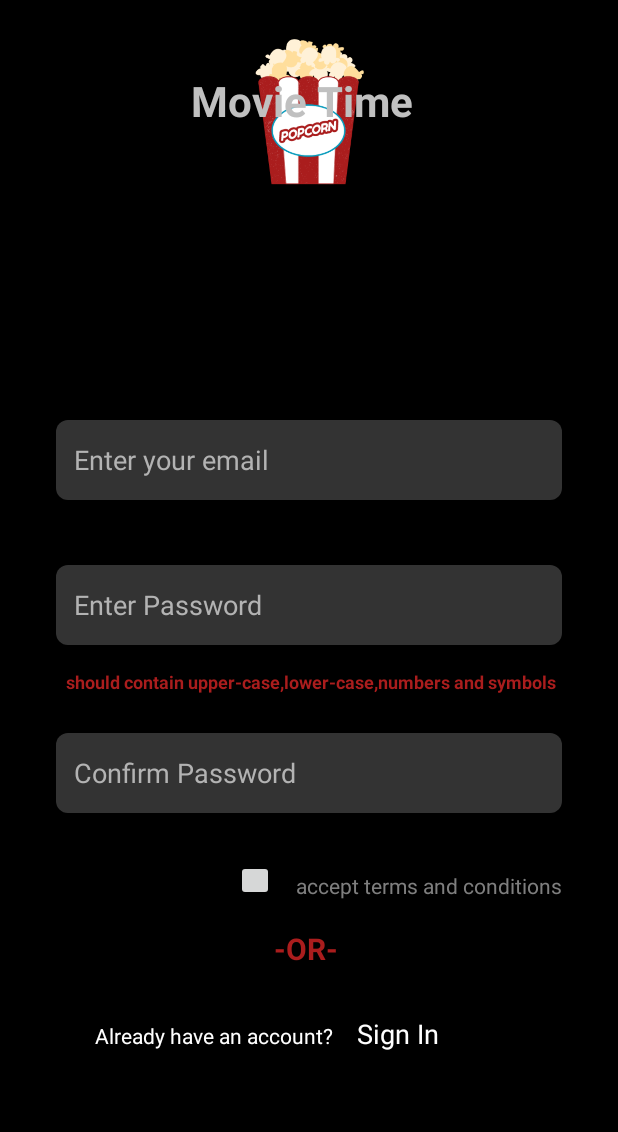
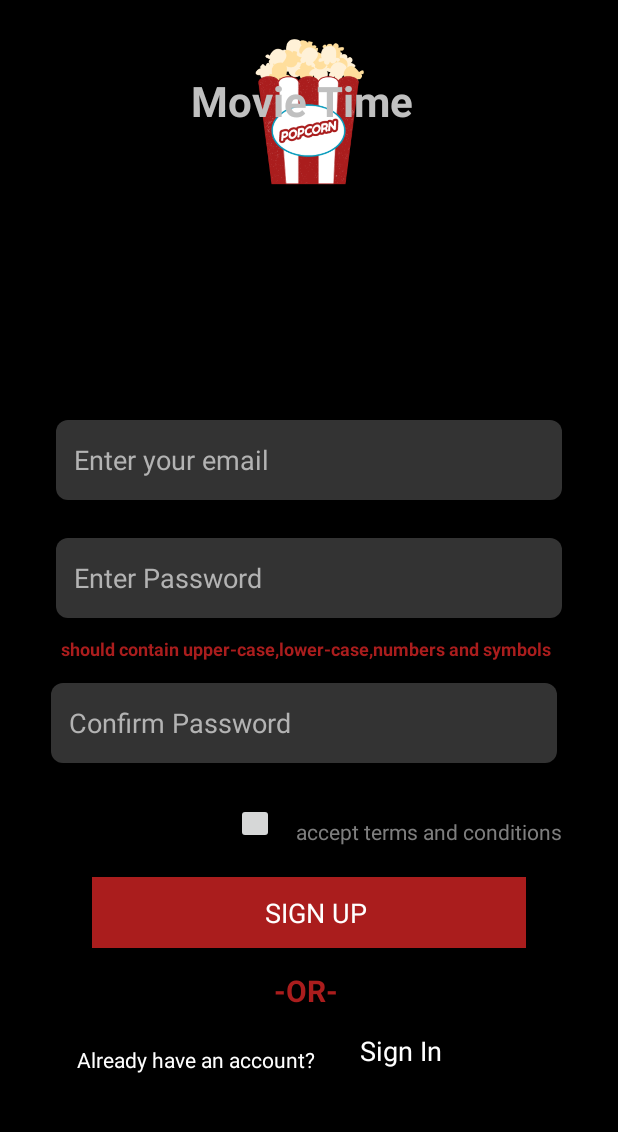
Before and after one commit to Kareem00101/AndroidTeletubbies, an Android app: the SignUp screen opened directly, with no data from a screen before it, on a phone screen of 412 x 824 dp, the part 84-1216 px from its top. Run offline under Robolectric (Android 15) with nearby library versions, the phone set to English and light mode, and no system bars.

Commit message:
Sign up screen is updated_2

```diff
--- a/app/src/main/java/com/example/teletubbies_task_4/MainActivity.kt
+++ b/app/src/main/java/com/example/teletubbies_task_4/MainActivity.kt
@@ -2,10 +2,12 @@ package com.example.teletubbies_task_4
 
 import androidx.appcompat.app.AppCompatActivity
 import android.os.Bundle
+import android.widget.Button
 
 class MainActivity : AppCompatActivity() {
     override fun onCreate(savedInstanceState: Bundle?) {
         super.onCreate(savedInstanceState)
         setContentView(R.layout.activity_main)
+
     }
 }
--- a/app/src/main/res/layout/activity_sign_up.xml
+++ b/app/src/main/res/layout/activity_sign_up.xml
@@ -7,17 +7,34 @@
     android:background="#000000"
     android:layout_height="match_parent">
 
+    <EditText
+        android:id="@+id/editTextTextEmailAddress7"
+        android:layout_width="289dp"
+        android:layout_height="47dp"
+        android:layout_marginBottom="55dp"
+        android:background="#aa1d1d"
+        android:ems="10"
+        android:gravity="center"
+        android:inputType="textEmailAddress"
+        android:text="  SIGN UP"
+        android:textColor="@color/cardview_light_background"
+        app:layout_constraintBottom_toBottomOf="parent"
+        app:layout_constraintEnd_toEndOf="parent"
+        app:layout_constraintStart_toStartOf="parent"
+        app:layout_constraintTop_toTopOf="parent"
+        app:layout_constraintVertical_bias="0.879" />
+
     <TextView
         android:id="@+id/textView9"
         android:layout_width="wrap_content"
         android:layout_height="wrap_content"
         android:layout_marginStart="5dp"
-        android:layout_marginBottom="68dp"
+        android:layout_marginBottom="52dp"
         android:text="Already have an account?"
         android:textColor="@color/cardview_light_background"
         app:layout_constraintBottom_toBottomOf="parent"
         app:layout_constraintEnd_toEndOf="parent"
-        app:layout_constraintHorizontal_bias="0.234"
+        app:layout_constraintHorizontal_bias="0.186"
         app:layout_constraintStart_toStartOf="parent" />
 
     <EditText
@@ -33,9 +50,10 @@
         android:textColor="#b3b3b3"
         app:layout_constraintBottom_toBottomOf="parent"
         app:layout_constraintEnd_toEndOf="parent"
+        app:layout_constraintHorizontal_bias="0.459"
         app:layout_constraintStart_toStartOf="parent"
         app:layout_constraintTop_toTopOf="parent"
-        app:layout_constraintVertical_bias="0.741" />
+        app:layout_constraintVertical_bias="0.691" />
 
     <EditText
         android:id="@+id/editTextTextEmailAddress5"
@@ -52,7 +70,7 @@
         app:layout_constraintEnd_toEndOf="parent"
         app:layout_constraintStart_toStartOf="parent"
         app:layout_constraintTop_toTopOf="parent"
-        app:layout_constraintVertical_bias="0.571" />
+        app:layout_constraintVertical_bias="0.544" />
 
     <EditText
         android:id="@+id/editTextTextEmailAddress4"
@@ -110,10 +128,10 @@
         android:textStyle="bold"
         app:layout_constraintBottom_toBottomOf="parent"
         app:layout_constraintEnd_toEndOf="parent"
-        app:layout_constraintHorizontal_bias="0.324"
+        app:layout_constraintHorizontal_bias="0.243"
         app:layout_constraintStart_toStartOf="parent"
         app:layout_constraintTop_toTopOf="parent"
-        app:layout_constraintVertical_bias="0.625" />
+        app:layout_constraintVertical_bias="0.594" />
 
     <Button
         android:id="@+id/button2"
@@ -126,14 +144,14 @@
         app:layout_constraintHorizontal_bias="0.417"
         app:layout_constraintStart_toStartOf="parent"
         app:layout_constraintTop_toTopOf="parent"
-        app:layout_constraintVertical_bias="0.814" />
+        app:layout_constraintVertical_bias="0.76" />
 
     <TextView
         android:id="@+id/textView7"
         android:layout_width="wrap_content"
         android:layout_height="wrap_content"
         android:layout_marginStart="5dp"
-        android:layout_marginBottom="168dp"
+        android:layout_marginBottom="204dp"
         android:text="accept terms and conditions"
         android:textColor="#B3B3B3B3"
         app:layout_constraintBottom_toBottomOf="parent"
@@ -146,7 +164,7 @@
         android:layout_width="47dp"
         android:layout_height="26dp"
         android:layout_marginStart="177dp"
-        android:layout_marginTop="18dp"
+        android:layout_marginTop="84dp"
         android:layout_marginEnd="177dp"
         android:text="-OR-"
         android:textColor="#aa1d1d"
@@ -165,9 +183,9 @@
         android:textSize="18sp"
         app:layout_constraintBottom_toBottomOf="parent"
         app:layout_constraintEnd_toEndOf="parent"
-        app:layout_constraintHorizontal_bias="0.666"
+        app:layout_constraintHorizontal_bias="0.672"
         app:layout_constraintStart_toStartOf="parent"
         app:layout_constraintTop_toTopOf="parent"
-        app:layout_constraintVertical_bias="0.91" />
+        app:layout_constraintVertical_bias="0.926" />
 
 </androidx.constraintlayout.widget.ConstraintLayout>
```
